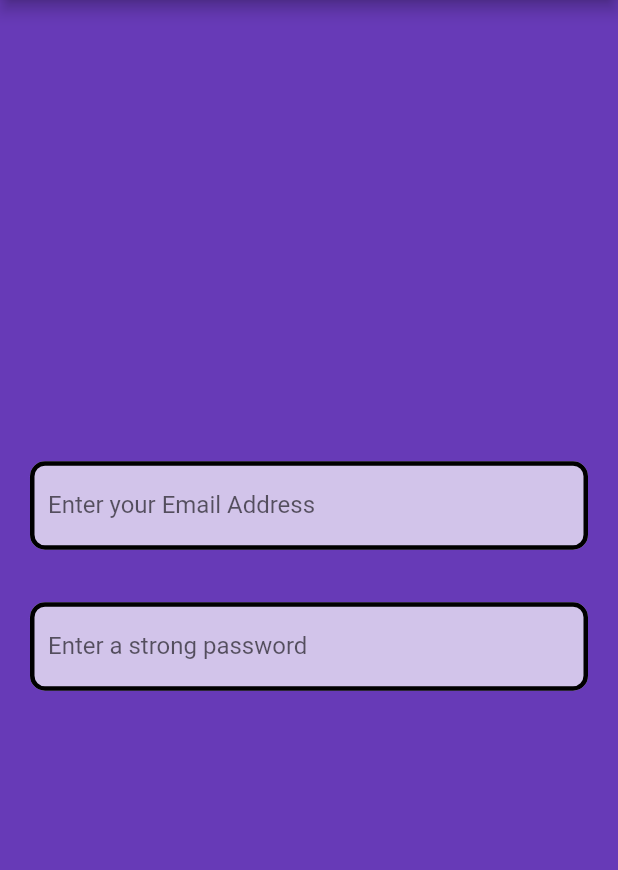
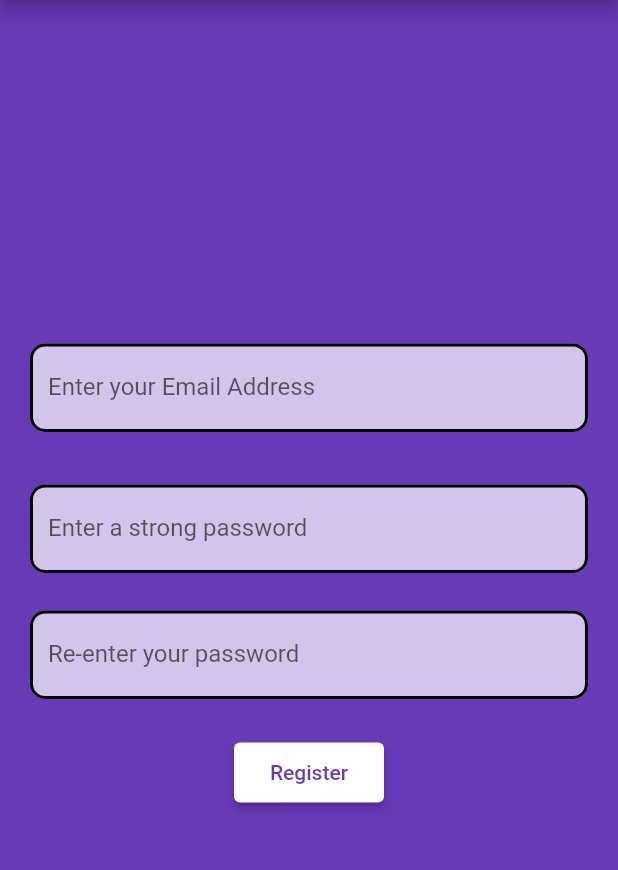
Before and after one commit to tusharbansal22/CS200-Chat-App, a Flutter app: the RegisterScreen screen opened by its route, on a phone screen of 412 x 824 dp, the part 84-954 px from its top. Run offline on Flutter 3.47's test engine with Material 2 defaults, Android fonts, the phone set to English and light mode, and no system bars; our stand-ins replace supabase_flutter; accounts and stored records are empty.

Commit message:
added the register button and UI modified

```diff
--- a/lib/main.dart
+++ b/lib/main.dart
@@ -29,8 +29,8 @@ class MyApp extends StatelessWidget {
         'login': (context) => Login(),
         'register': (context) => RegisterScreen()
       },
-      // initialRoute: supabase.auth.currentUser != null?'home':'login',
-      initialRoute: 'register',
+      initialRoute: supabase.auth.currentUser != null ? 'home' : 'login',
+      // initialRoute: 'register',
     );
   }
 }
--- a/lib/screens/register.dart
+++ b/lib/screens/register.dart
@@ -10,7 +10,9 @@ class RegisterScreen extends StatefulWidget {
 class _RegisterScreenState extends State<RegisterScreen> {
   String email = '';
   String password = '';
+  String repassword = '';
   String rollNo = '';
+  bool wrongPass = false;
 
   @override
   Widget build(BuildContext context) {
@@ -42,7 +44,7 @@ class _RegisterScreenState extends State<RegisterScreen> {
                         borderRadius:
                             const BorderRadius.all(Radius.circular(10.0)),
                         borderSide:
-                            const BorderSide(width: 3, color: Colors.black)),
+                            const BorderSide(width: 2, color: Colors.black)),
                     labelText: 'Enter your Email Address',
                   ),
                 ),
@@ -64,9 +66,60 @@ class _RegisterScreenState extends State<RegisterScreen> {
                         borderRadius:
                             const BorderRadius.all(Radius.circular(10.0)),
                         borderSide:
-                            const BorderSide(width: 3, color: Colors.black)),
+                            const BorderSide(width: 2, color: Colors.black)),
                     labelText: 'Enter a strong password',
                   ),
+                ),
+              ),
+              SizedBox(
+                height: 25,
+              ),
+              Container(
+                  child: wrongPass
+                      ? Text(
+                          'The re-entered password does not match. Please retype it.',
+                          style: TextStyle(color: Colors.red),
+                        )
+                      : null),
+              Container(
+                margin: EdgeInsets.symmetric(horizontal: 20),
+                child: TextField(
+                  onChanged: (value) {
+                    repassword = value;
+                  },
+                  obscureText: true,
+                  decoration: InputDecoration(
+                    fillColor: Colors.white70,
+                    filled: true,
+                    enabledBorder: OutlineInputBorder().copyWith(
+                        borderRadius:
+                            const BorderRadius.all(Radius.circular(10.0)),
+                        borderSide:
+                            const BorderSide(width: 2, color: Colors.black)),
+                    labelText: 'Re-enter your password',
+                  ),
+                ),
+              ),
+              SizedBox(
+                height: 25,
+              ),
+              ElevatedButton(
+                onPressed: () {
+                  if (password != repassword) {
+                    setState(() {
+                      wrongPass = true;
+                    });
+                  } else {
+                    setState(() {
+                      wrongPass = false;
+                    });
+                  }
+                },
+                style: ElevatedButton.styleFrom(
+                    backgroundColor: Colors.white, fixedSize: Size(100, 40)),
+                child: Text(
+                  'Register',
+                  style: TextStyle(color: Colors.deepPurple),
                 ),
               )
             ],
```
